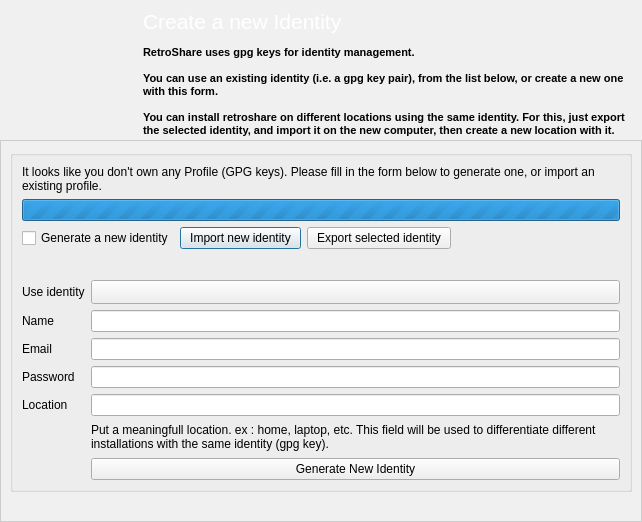
Qt form retroshare-gui/src/gui/GenCertDialog.ui (RetroShare/RetroShare) before a commit.
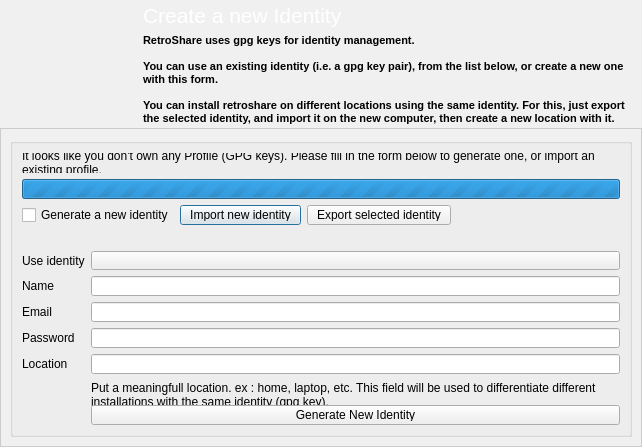
The same form after that commit. Icons and pictures are not drawn.

Commit message: Added a vertical spacer, to not stretch the content of the groupbox.

Patch:
```diff
--- a/retroshare-gui/src/gui/GenCertDialog.ui
+++ b/retroshare-gui/src/gui/GenCertDialog.ui
@@ -7,7 +7,7 @@
     <x>0</x>
     <y>0</y>
     <width>642</width>
-    <height>522</height>
+    <height>447</height>
    </rect>
   </property>
   <property name="sizePolicy">
@@ -584,6 +584,12 @@
      <layout class="QGridLayout" name="gridLayout">
       <item row="0" column="0">
        <widget class="QGroupBox" name="groupBox">
+        <property name="sizePolicy">
+         <sizepolicy hsizetype="Expanding" vsizetype="Expanding">
+          <horstretch>0</horstretch>
+          <verstretch>0</verstretch>
+         </sizepolicy>
+        </property>
         <property name="minimumSize">
          <size>
           <width>0</width>
@@ -618,7 +624,16 @@
           </widget>
          </item>
          <item row="2" column="0" colspan="2">
-          <layout class="QHBoxLayout" name="horizontalLayout_2">
+          <layout class="QHBoxLayout" name="horizontalLayout_2" stretch="0,0,0,0">
+           <property name="spacing">
+            <number>6</number>
+           </property>
+           <property name="leftMargin">
+            <number>0</number>
+           </property>
+           <property name="bottomMargin">
+            <number>0</number>
+           </property>
            <item>
             <widget class="QCheckBox" name="new_gpg_key_checkbox">
              <property name="maximumSize">
@@ -809,25 +824,21 @@
            </property>
           </widget>
          </item>
-        </layout>
-       </widget>
-      </item>
-      <item row="1" column="0">
-       <layout class="QHBoxLayout" name="horizontalLayout">
-        <item>
-         <spacer name="horizontalSpacer_2">
+         <item row="11" column="0" colspan="2">
+          <spacer name="verticalSpacer">
           <property name="orientation">
-           <enum>Qt::Horizontal</enum>
+            <enum>Qt::Vertical</enum>
           </property>
           <property name="sizeHint" stdset="0">
            <size>
-            <width>40</width>
-            <height>20</height>
+             <width>1</width>
+             <height>1</height>
            </size>
           </property>
          </spacer>
         </item>
        </layout>
+       </widget>
       </item>
      </layout>
     </widget>
```
Lines whose indentation alone changed are shown as unchanged.
